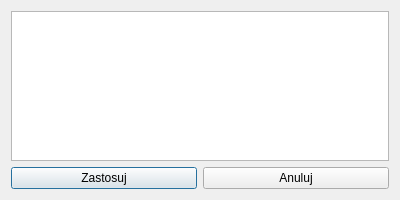
OskarLewandowski/dex-data-experience, file ui/ModifyData/delete-nan.ui: the form before one commit.
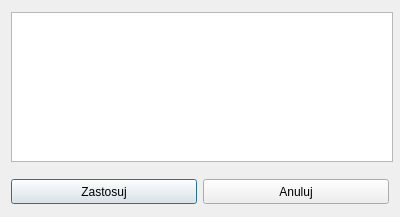
The form after the commit.

Commit message: update delete nan ui

What changed in the file:
```diff
--- a/ui/ModifyData/delete-nan.ui
+++ b/ui/ModifyData/delete-nan.ui
@@ -10,7 +10,7 @@
     <x>0</x>
     <y>0</y>
     <width>400</width>
-    <height>200</height>
+    <height>217</height>
    </rect>
   </property>
   <property name="minimumSize">
@@ -25,6 +25,18 @@
   <layout class="QVBoxLayout" name="verticalLayout">
    <item>
     <widget class="QTextEdit" name="textEdit_Info">
+     <property name="minimumSize">
+      <size>
+       <width>382</width>
+       <height>150</height>
+      </size>
+     </property>
+     <property name="maximumSize">
+      <size>
+       <width>16777215</width>
+       <height>150</height>
+      </size>
+     </property>
      <property name="styleSheet">
       <string notr="true">QTextEdit {
     font-weight: bold;
@@ -36,10 +48,32 @@
      </property>
     </widget>
    </item>
+   <item>
+    <spacer name="verticalSpacer">
+     <property name="orientation">
+      <enum>Qt::Vertical</enum>
+     </property>
+     <property name="sizeType">
+      <enum>QSizePolicy::Fixed</enum>
+     </property>
+     <property name="sizeHint" stdset="0">
+      <size>
+       <width>20</width>
+       <height>10</height>
+      </size>
+     </property>
+    </spacer>
+   </item>
    <item>
     <layout class="QHBoxLayout" name="horizontalLayout">
      <item>
       <widget class="QPushButton" name="pushButton_Apply">
+       <property name="minimumSize">
+        <size>
+         <width>0</width>
+         <height>25</height>
+        </size>
+       </property>
        <property name="text">
         <string>Zastosuj</string>
        </property>
@@ -47,6 +81,12 @@
      </item>
      <item>
       <widget class="QPushButton" name="pushButton_Cancel">
+       <property name="minimumSize">
+        <size>
+         <width>0</width>
+         <height>25</height>
+        </size>
+       </property>
        <property name="text">
         <string>Anuluj</string>
        </property>
```
The commit also changes 2 other files.
